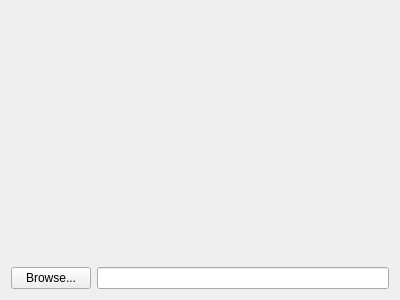
coltoncandy/Image-Generator-Wizard, file ImageWizard/selectdestination.ui: the form before one commit.
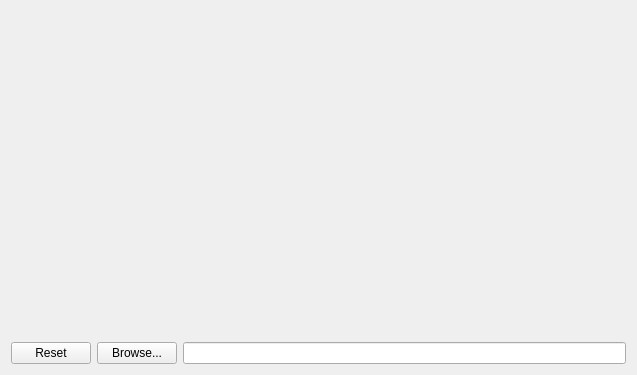
The form after the commit.

Commit message: disable the gonext when user still not choose the destination, Implement SC-8 layout, and pass chosedestination to imagewizard for future use

Diff of the .ui file:
```diff
--- a/ImageWizard/selectdestination.ui
+++ b/ImageWizard/selectdestination.ui
@@ -6,8 +6,8 @@
    <rect>
     <x>0</x>
     <y>0</y>
-    <width>400</width>
-    <height>300</height>
+    <width>637</width>
+    <height>375</height>
    </rect>
   </property>
   <property name="sizePolicy">
@@ -63,6 +63,13 @@
    </item>
    <item>
     <layout class="QHBoxLayout" name="horizontalLayout">
+     <item>
+      <widget class="QPushButton" name="reset">
+       <property name="text">
+        <string>Reset</string>
+       </property>
+      </widget>
+     </item>
      <item>
       <widget class="QPushButton" name="browseButton">
        <property name="text">
```
Left out of the diff: 16 changed lines with no effect on the pictures. The commit also changes 7 other files.
